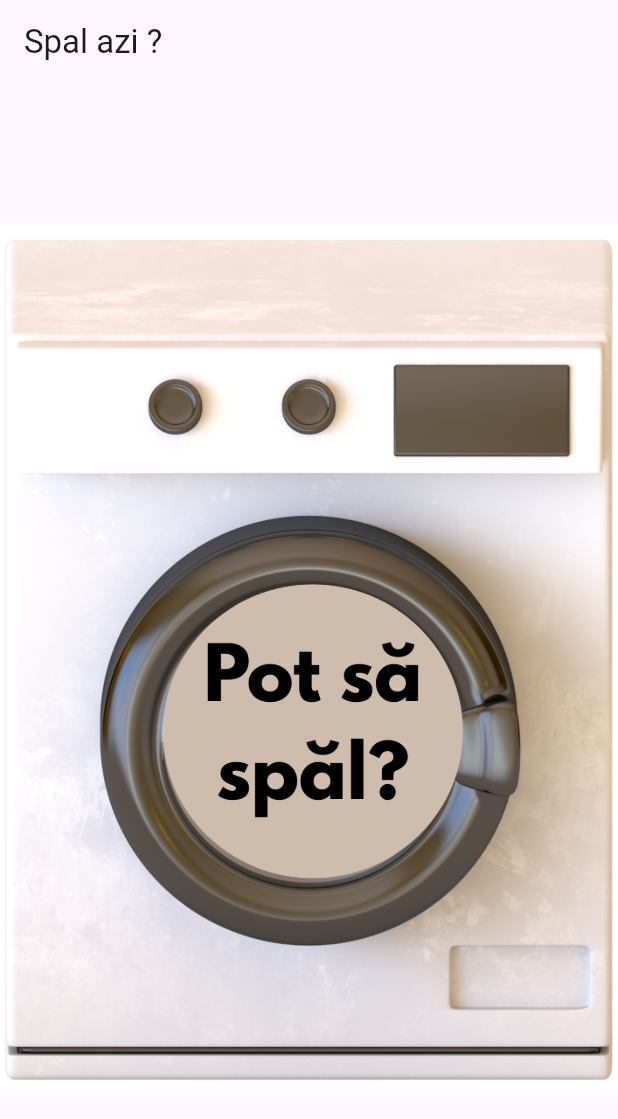
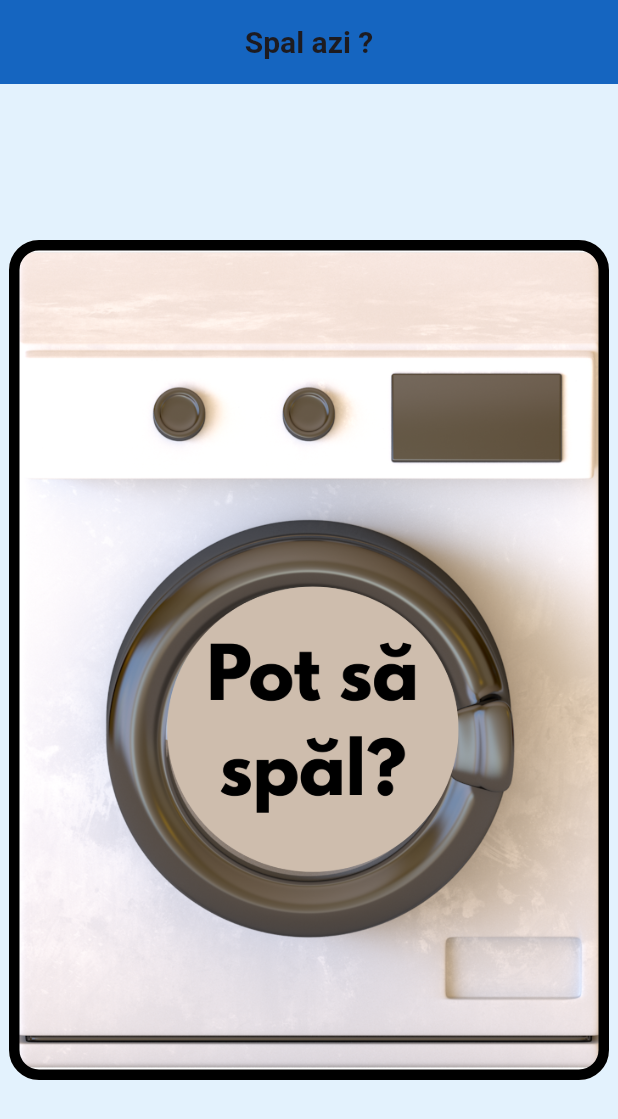
Before and after one commit to TcFlorin/Azipotispala, a Flutter app: the screen it shows after launch, on a phone screen of 412 x 824 dp. Shown: the top 1119 px of the screen. Run offline on Flutter 3.47's test engine with Material 3 defaults, Android fonts, the phone set to English and light mode, and no system bars.

Commit message:
arata mai bine

```diff
--- a/lib/main.dart
+++ b/lib/main.dart
@@ -24,37 +24,87 @@
   @override
   Widget build(BuildContext context) {
     return Scaffold(
+        backgroundColor: const Color(0XFFE3F2FD),
         appBar: AppBar(
-          title: const Text('Spal azi ?'),
+          backgroundColor: const Color(0xFF1565C0),
+          title: const Text('Spal azi ?',
+          style: TextStyle(fontWeight: FontWeight.bold, fontSize: 20),
+          ),
+          centerTitle: true,
         ),
         body: Center(
-          child: _showQuestion
-            ? _buildQuestion()
-            : _showAnimation
-              ? _buildAnimation()
-              : _buildDecision()
+          child: AnimatedSwitcher(
+            duration: const Duration(milliseconds: 800),
+            switchInCurve: Curves.easeIn,
+            switchOutCurve: Curves.easeOut,
+            child: _showQuestion
+              ? _buildQuestion()
+              : _showAnimation
+                ? _buildAnimation()
+                : _buildDecision()
+        ),
         ),
       );
+
   }
 
   Widget _buildQuestion(){
     return GestureDetector(
+      key: const Key('question'),
       onTap: _startAnimation,
-      child: Image.asset('assets/images/spalmachine.png'),
+      child: _buildImageContainer('assets/images/spalmachine.png'),
     );
 
   }
 
 
   Widget _buildAnimation() {
-    return Image.asset('assets/images/Animated.gif');
+    return _buildImageContainer('assets/images/Animated.gif'
+      , key: const Key('animation')
+      );
   }
 
   Widget _buildDecision() {
     return _status
-      ? Image.asset('assets/images/yes-machine.png')
-      : Image.asset('assets/images/no-machine.png');
+      ? _buildImageContainer('assets/images/yes-machine.png',
+      key: const Key('yes')
+      )
+      : _buildImageContainer('assets/images/no-machine.png',
+      key: const Key('no')
+      );
 
+  }
+
+  Widget _buildImageContainer(String path, {Key ? key}) {
+    return SizedBox(
+      key: key,
+      width: 400,
+      height: 560,
+      child: Stack(
+        children: [
+          ClipRRect(
+            borderRadius: BorderRadius.circular(20),
+            child: Image.asset(
+              path,
+              width: 400,
+              height: 560,
+              fit: BoxFit.cover,
+              ),
+          ),
+        Container(
+          width: 400,
+          height: 560,
+          decoration: BoxDecoration(
+            borderRadius: BorderRadius.circular(20),
+            border: Border.all(
+              color: const Color.fromARGB(255, 0, 0, 0),
+              width: 7,
+            ),
+          ),
+        )
+        ]
+    ),
+    );
   }
 
   void _startAnimation() {
```
Also changed, not shown: assets/images/no-machine.png, assets/images/yes-machine.png.
